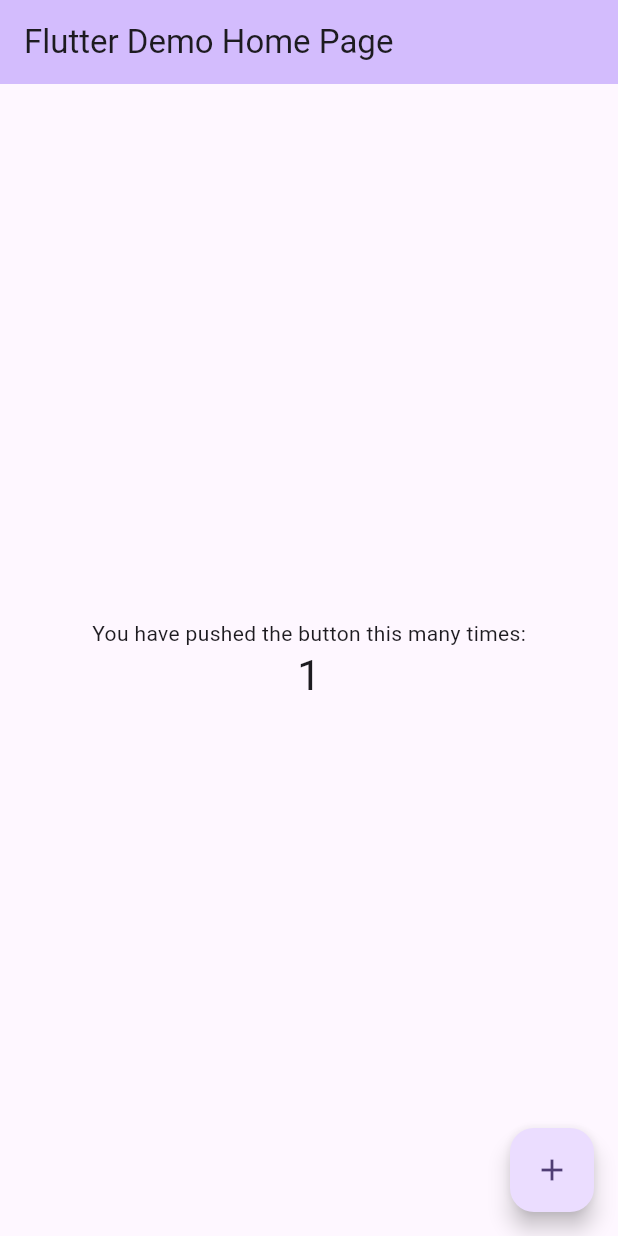
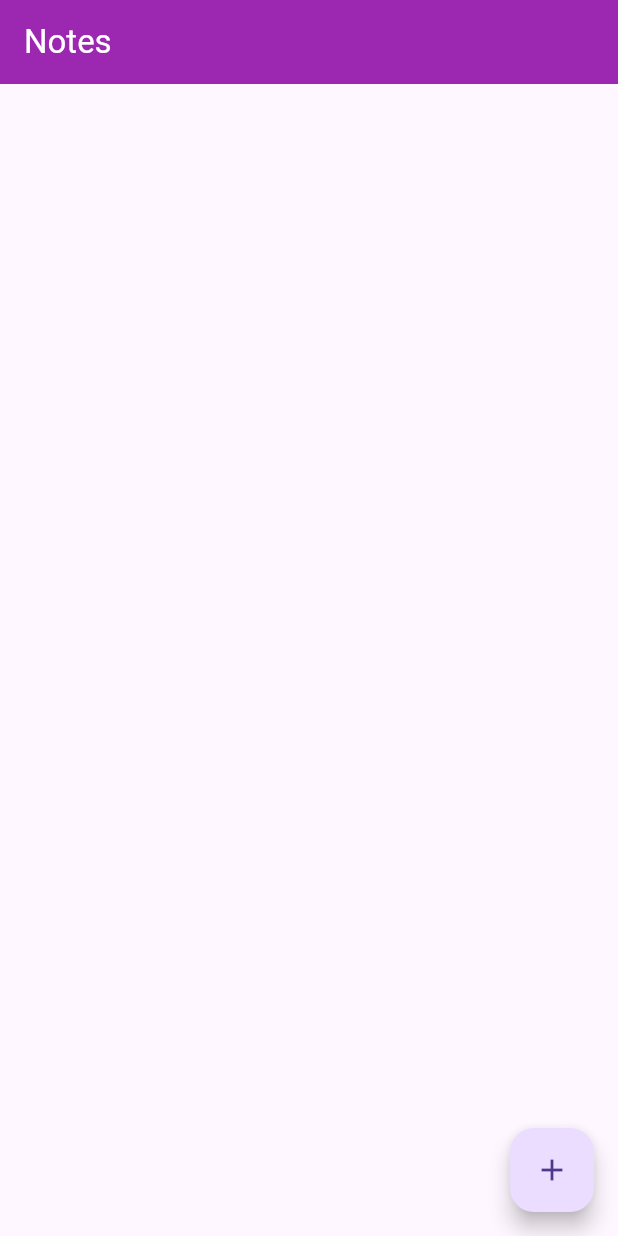
Before and after one commit to AKA-Akhil/Notes-App, a Flutter app: the screen it shows after launch, after a tap on the "add" icon, on a phone screen of 412 x 824 dp. Run offline on Flutter 3.47's test engine with Material 3 defaults, Android fonts, the phone set to English and light mode, and no system bars.

Commit message:
Made The Skeleton

```diff
--- a/lib/main.dart
+++ b/lib/main.dart
@@ -1,125 +1,19 @@
 import 'package:flutter/material.dart';
+import 'package:notes_app/screens/note_list.dart';
 
-void main() {
-  runApp(const MyApp());
+void main(){
+  runApp(Myapp());
 }
 
-class MyApp extends StatelessWidget {
-  const MyApp({super.key});
-
-  // This widget is the root of your application.
+class Myapp extends StatelessWidget{
   @override
   Widget build(BuildContext context) {
     return MaterialApp(
-      title: 'Flutter Demo',
-      theme: ThemeData(
-        // This is the theme of your application.
-        //
-        // TRY THIS: Try running your application with "flutter run". You'll see
-        // the application has a purple toolbar. Then, without quitting the app,
-        // try changing the seedColor in the colorScheme below to Colors.green
-        // and then invoke "hot reload" (save your changes or press the "hot
-        // reload" button in a Flutter-supported IDE, or press "r" if you used
-        // the command line to start the app).
-        //
-        // Notice that the counter didn't reset back to zero; the application
-        // state is not lost during the reload. To reset the state, use hot
-        // restart instead.
-        //
-        // This works for code too, not just values: Most code changes can be
-        // tested with just a hot reload.
-        colorScheme: ColorScheme.fromSeed(seedColor: Colors.deepPurple),
-        useMaterial3: true,
-      ),
-      home: const MyHomePage(title: 'Flutter Demo Home Page'),
+      title: 'NoteKeeper',
+      debugShowCheckedModeBanner: false,
+
+      home: NoteList(),
     );
   }
+
 }
-
-class MyHomePage extends StatefulWidget {
-  const MyHomePage({super.key, required this.title});
-
-  // This widget is the home page of your application. It is stateful, meaning
-  // that it has a State object (defined below) that contains fields that affect
-  // how it looks.
-
-  // This class is the configuration for the state. It holds the values (in this
-  // case the title) provided by the parent (in this case the App widget) and
-  // used by the build method of the State. Fields in a Widget subclass are
-  // always marked "final".
-
-  final String title;
-
-  @override
-  State<MyHomePage> createState() => _MyHomePageState();
-}
-
-class _MyHomePageState extends State<MyHomePage> {
-  int _counter = 0;
-
-  void _incrementCounter() {
-    setState(() {
-      // This call to setState tells the Flutter framework that something has
-      // changed in this State, which causes it to rerun the build method below
-      // so that the display can reflect the updated values. If we changed
-      // _counter without calling setState(), then the build method would not be
-      // called again, and so nothing would appear to happen.
-      _counter++;
-    });
-  }
-
-  @override
-  Widget build(BuildContext context) {
-    // This method is rerun every time setState is called, for instance as done
-    // by the _incrementCounter method above.
-    //
-    // The Flutter framework has been optimized to make rerunning build methods
-    // fast, so that you can just rebuild anything that needs updating rather
-    // than having to individually change instances of widgets.
-    return Scaffold(
-      appBar: AppBar(
-        // TRY THIS: Try changing the color here to a specific color (to
-        // Colors.amber, perhaps?) and trigger a hot reload to see the AppBar
-        // change color while the other colors stay the same.
-        backgroundColor: Theme.of(context).colorScheme.inversePrimary,
-        // Here we take the value from the MyHomePage object that was created by
-        // the App.build method, and use it to set our appbar title.
-        title: Text(widget.title),
-      ),
-      body: Center(
-        // Center is a layout widget. It takes a single child and positions it
-        // in the middle of the parent.
-        child: Column(
-          // Column is also a layout widget. It takes a list of children and
-          // arranges them vertically. By default, it sizes itself to fit its
-          // children horizontally, and tries to be as tall as its parent.
-          //
-          // Column has various properties to control how it sizes itself and
-          // how it positions its children. Here we use mainAxisAlignment to
-          // center the children vertically; the main axis here is the vertical
-          // axis because Columns are vertical (the cross axis would be
-          // horizontal).
-          //
-          // TRY THIS: Invoke "debug painting" (choose the "Toggle Debug Paint"
-          // action in the IDE, or press "p" in the console), to see the
-          // wireframe for each widget.
-          mainAxisAlignment: MainAxisAlignment.center,
-          children: <Widget>[
-            const Text(
-              'You have pushed the button this many times:',
-            ),
-            Text(
-              '$_counter',
-              style: Theme.of(context).textTheme.headlineMedium,
-            ),
-          ],
-        ),
-      ),
-      floatingActionButton: FloatingActionButton(
-        onPressed: _incrementCounter,
-        tooltip: 'Increment',
-        child: const Icon(Icons.add),
-      ), // This trailing comma makes auto-formatting nicer for build methods.
-    );
-  }
-}
--- /dev/null
+++ b/lib/screens/note_list.dart
@@ -0,0 +1,63 @@
+import 'package:flutter/material.dart';
+
+class NoteList extends StatefulWidget {
+  @override
+  State<StatefulWidget> createState() {
+    return NoteListState();
+  }
+}
+
+class NoteListState extends State<NoteList> {
+  int count = 0;
+  @override
+  Widget build(BuildContext context) {
+    return Scaffold(
+      appBar: AppBar(
+        title: Text(
+          'Notes',
+          style: TextStyle(
+            color: Colors.white,
+          ),
+        ),
+        backgroundColor: Colors.purple,
+      ),
+      body: getNotesListView(),
+      floatingActionButton: FloatingActionButton(
+        onPressed: () {
+          debugPrint("FAB Clicked");
+        },
+        tooltip: 'Add Note',
+        child: Icon(Icons.add),
+      ),
+    );
+  }
+
+  ListView getNotesListView() {
+    TextStyle titleStyle =
+        Theme.of(context).textTheme.titleMedium ?? TextStyle();
+
+    return ListView.builder(
+        itemCount: count,
+        itemBuilder: (BuildContext context, int position) {
+          return Card(
+            color: Colors.white,
+            elevation: 2.0,
+            child: ListTile(
+              leading: CircleAvatar(
+                backgroundColor: Colors.amber,
+                child: Icon(Icons.keyboard_arrow_right),
+              ),
+              title: Text(
+                'Dummy',
+                style: titleStyle,
+              ),
+              subtitle: Text('dummy date'),
+              trailing: Icon(Icons.delete),
+              onTap: () {
+                debugPrint("tapped");
+              },
+            ),
+          );
+        });
+  }
+}
```
Also changed, not shown: lib/screens/note_detail.dart (added).
